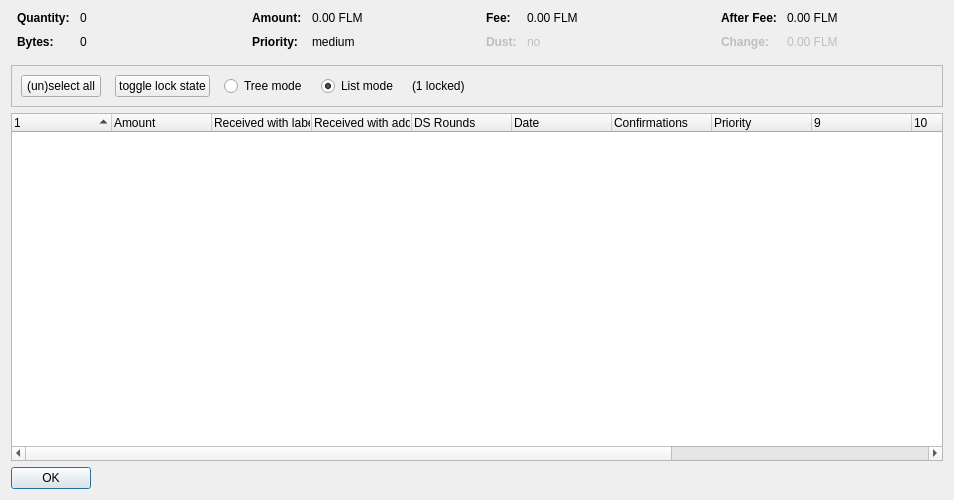
Qt form src/qt/forms/coincontroldialog.ui (forkee/folm) before a commit.
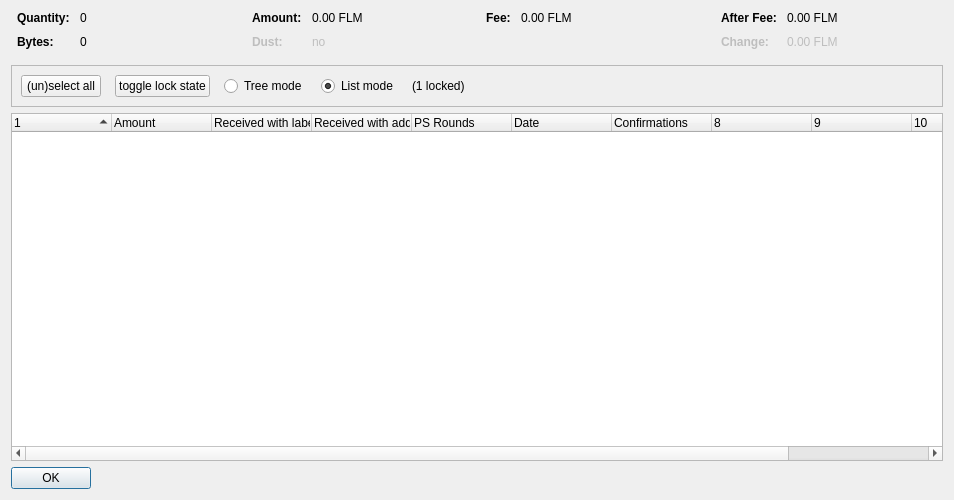
The same form after that commit. Custom widgets are drawn as their Qt base class.

```diff
--- a/src/qt/forms/coincontroldialog.ui
+++ b/src/qt/forms/coincontroldialog.ui
@@ -140,7 +140,10 @@
         </widget>
        </item>
        <item row="1" column="0">
-        <widget class="QLabel" name="labelCoinControlPriorityText">
+        <widget class="QLabel" name="labelCoinControlLowOutputText">
+         <property name="enabled">
+          <bool>false</bool>
+         </property>
          <property name="font">
           <font>
            <weight>75</weight>
@@ -148,12 +151,15 @@
           </font>
          </property>
          <property name="text">
-          <string>Priority:</string>
+          <string>Dust:</string>
          </property>
         </widget>
        </item>
        <item row="1" column="1">
-        <widget class="QLabel" name="labelCoinControlPriority">
+        <widget class="QLabel" name="labelCoinControlLowOutput">
+         <property name="enabled">
+          <bool>false</bool>
+         </property>
          <property name="cursor">
           <cursorShape>IBeamCursor</cursorShape>
          </property>
@@ -161,7 +167,7 @@
           <enum>Qt::ActionsContextMenu</enum>
          </property>
          <property name="text">
-          <string>medium</string>
+          <string notr="true">no</string>
          </property>
          <property name="textInteractionFlags">
           <set>Qt::LinksAccessibleByMouse|Qt::TextSelectableByKeyboard|Qt::TextSelectableByMouse</set>
@@ -213,41 +219,6 @@
          </property>
         </widget>
        </item>
-       <item row="1" column="0">
-        <widget class="QLabel" name="labelCoinControlLowOutputText">
-         <property name="enabled">
-          <bool>false</bool>
-         </property>
-         <property name="font">
-          <font>
-           <weight>75</weight>
-           <bold>true</bold>
-          </font>
-         </property>
-         <property name="text">
-          <string>Dust:</string>
-         </property>
-        </widget>
-       </item>
-       <item row="1" column="1">
-        <widget class="QLabel" name="labelCoinControlLowOutput">
-         <property name="enabled">
-          <bool>false</bool>
-         </property>
-         <property name="cursor">
-          <cursorShape>IBeamCursor</cursorShape>
-         </property>
-         <property name="contextMenuPolicy">
-          <enum>Qt::ActionsContextMenu</enum>
-         </property>
-         <property name="text">
-          <string>no</string>
-         </property>
-         <property name="textInteractionFlags">
-          <set>Qt::LinksAccessibleByMouse|Qt::TextSelectableByKeyboard|Qt::TextSelectableByMouse</set>
-         </property>
-        </widget>
-       </item>
       </layout>
      </item>
      <item>
@@ -447,7 +418,7 @@
       <bool>false</bool>
      </property>
      <property name="columnCount">
-      <number>13</number>
+      <number>11</number>
      </property>
      <attribute name="headerShowSortIndicator" stdset="0">
       <bool>true</bool>
@@ -477,7 +448,7 @@
      </column>
      <column>
       <property name="text">
-       <string>DS Rounds</string>
+       <string>PS Rounds</string>
       </property>
      </column>
      <column>
@@ -493,16 +464,6 @@
        <string>Confirmed</string>
       </property>
      </column>
-     <column>
-      <property name="text">
-       <string>Priority</string>
-      </property>
-     </column>
-     <column>
-      <property name="text">
-       <string/>
-      </property>
-     </column>
      <column>
       <property name="text">
        <string/>
```
